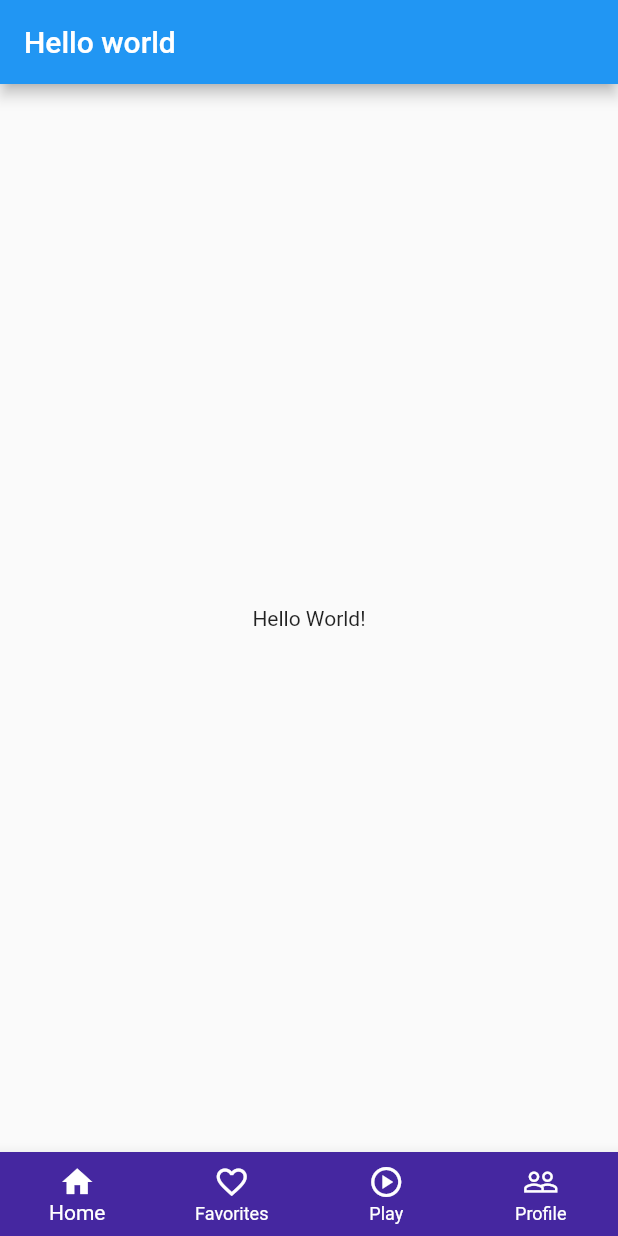
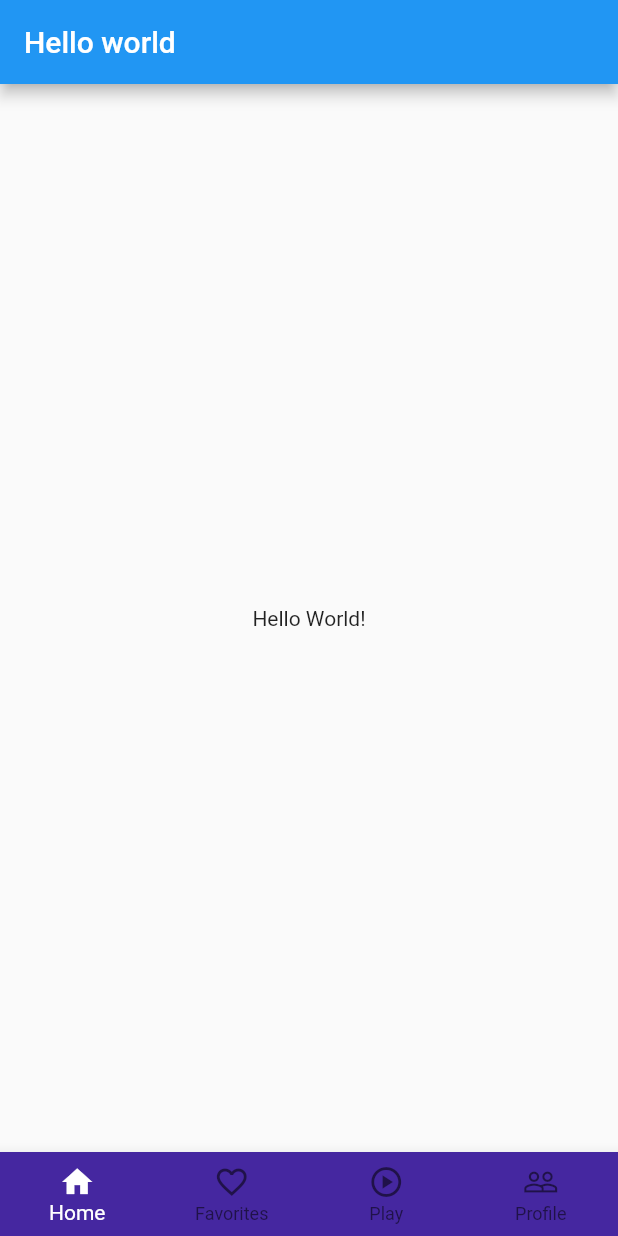
Before and after one commit to VoTranMinhTri/TestGit, a Flutter app: the screen it shows after launch, on a phone screen of 412 x 824 dp. Run offline on Flutter 3.47's test engine with Material 2 defaults, Android fonts, the phone set to English and light mode, and no system bars.

Commit message:
Fix bottom navigation bar

```diff
--- a/lib/main.dart
+++ b/lib/main.dart
@@ -21,7 +21,6 @@ class MainApp extends StatelessWidget {
           type: BottomNavigationBarType.fixed,
           backgroundColor: Colors.deepPurple.shade800,
           selectedItemColor: Colors.white,
-          unselectedItemColor: Colors.white,
           items: const [
             BottomNavigationBarItem(icon: Icon(Icons.home), label: 'Home'),
             BottomNavigationBarItem(icon: Icon(Icons.favorite_outline), label: 'Favorites'),
```
